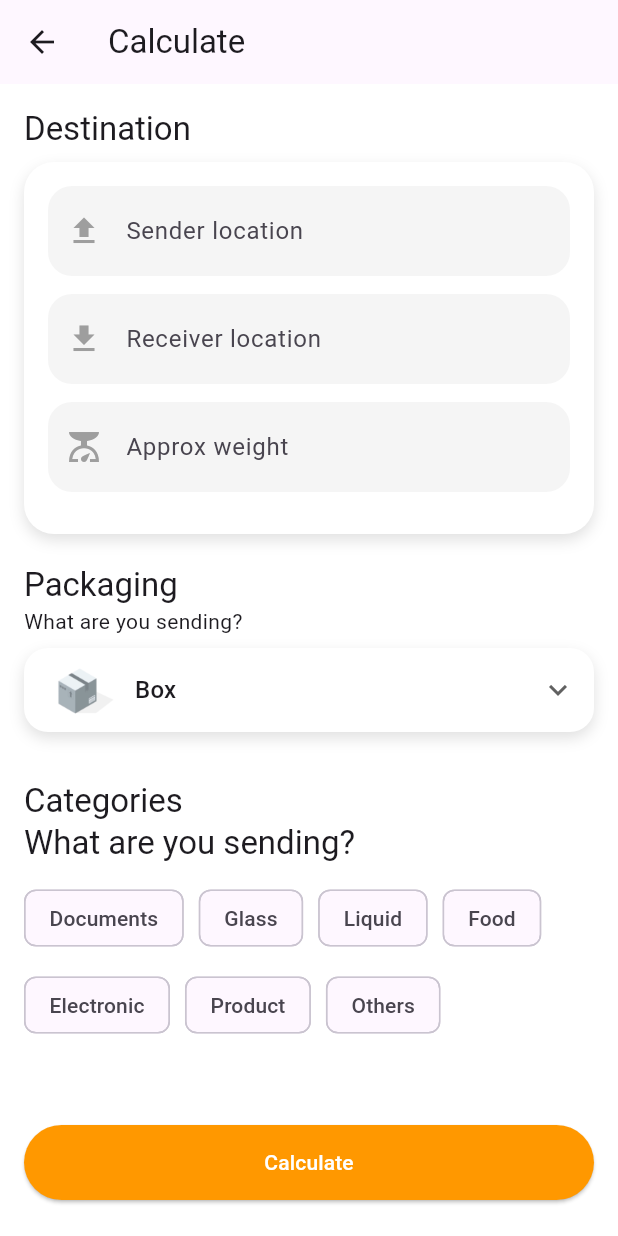
After one commit to dikascode/movemate_take_home_ass, a Flutter app: the CalculateOrderView screen opened by its route, on a phone screen of 412 x 824 dp. The commit adds this screen. Run offline on Flutter 3.47's test engine with Material 3 defaults, Android fonts, the phone set to English and light mode, and no system bars; Roboto replaces fonts that are missing (SFProDisplay).

Commit message:
feat: Calculate View

```diff
--- /dev/null
+++ b/lib/controllers/order_controller.dart
@@ -0,0 +1,9 @@
+class OrderController {
+  List<String> getCategories() {
+    return ['Documents', 'Glass', 'Liquid', 'Food', 'Electronic', 'Product', 'Others'];
+  }
+
+  List<String> getPackagingTypes() {
+    return ['Box', 'Envelope', 'Pallet'];
+  }
+}
--- a/lib/routes/app_routes.dart
+++ b/lib/routes/app_routes.dart
@@ -1,8 +1,10 @@
 import 'package:flutter/material.dart';
+import '../views/calculate_order_view.dart';
 import '../views/home_view.dart';
 import '../views/shipment_history_view.dart';
 
 final Map<String, WidgetBuilder> appRoutes = {
   '/': (context) => const HomeView(),
   '/history': (context) => ShipmentHistoryView(),
+  '/calculate': (context) => CalculateOrderView(),
 };
--- /dev/null
+++ b/lib/views/calculate_order_view.dart
@@ -0,0 +1,105 @@
+import 'package:flutter/material.dart';
+import '../controllers/order_controller.dart';
+import '../widgets/input_field.dart';
+import '../widgets/dropdown_selector.dart';
+
+class CalculateOrderView extends StatefulWidget {
+  @override
+  State<CalculateOrderView> createState() => _CalculateOrderViewState();
+}
+
+class _CalculateOrderViewState extends State<CalculateOrderView> {
+  final controller = OrderController();
+  late List<String> categories;
+  late List<String> packagingTypes;
+  String selectedPackaging = 'Box';
+
+  @override
+  void initState() {
+    super.initState();
+    categories = controller.getCategories();
+    packagingTypes = controller.getPackagingTypes();
+  }
+
+  @override
+  Widget build(BuildContext context) {
+    return Scaffold(
+      appBar: AppBar(title: const Text('Calculate')),
+      backgroundColor: Colors.white,
+      body: SingleChildScrollView(
+        padding: const EdgeInsets.all(16),
+        child: Column(
+          crossAxisAlignment: CrossAxisAlignment.start,
+          children: [
+            Text('Destination', style: Theme.of(context).textTheme.titleLarge),
+            const SizedBox(height: 8),
+            Container(
+              padding: const EdgeInsets.all(16),
+              decoration: BoxDecoration(
+                color: Colors.white,
+                borderRadius: BorderRadius.circular(20),
+                boxShadow: const [
+                  BoxShadow(
+                    color: Colors.black12,
+                    blurRadius: 8,
+                    offset: Offset(0, 4),
+                  )
+                ],
+              ),
+              child: const Column(
+                children: [
+                  InputField(hintText: 'Sender location', icon: Icons.upload),
+                  InputField(hintText: 'Receiver location', icon: Icons.download),
+                  InputField(hintText: 'Approx weight', icon: Icons.scale),
+                ],
+              ),
+            ),
+
+            const SizedBox(height: 20),
+            Text('Packaging', style: Theme.of(context).textTheme.titleLarge),
+            Text('What are you sending?', style: Theme.of(context).textTheme.bodyMedium),
+            const SizedBox(height: 8),
+            DropdownSelector(
+              items: packagingTypes,
+              selected: selectedPackaging,
+              onChanged: (value) {
+                if (value != null) {
+                  setState(() => selectedPackaging = value);
+                }
+              },
+              leadingIcon: Image.asset(
+                'assets/images/box.png',
+                height: 50,
+                width: 50,
+              ),
+            ),
+
+            const SizedBox(height: 20),
+            Text('Categories\nWhat are you sending?', style: Theme.of(context).textTheme.titleLarge),
+            const SizedBox(height: 12),
+            Wrap(
+              spacing: 10,
+              runSpacing: 10,
+              children: categories.map((cat) => Chip(label: Text(cat))).toList(),
+            ),
+            const SizedBox(height: 80),
+          ],
+        ),
+      ),
+
+      bottomNavigationBar: Padding(
+        padding: const EdgeInsets.fromLTRB(16, 0, 16, 24),
+        child: ElevatedButton(
+          onPressed: () => Navigator.pushNamed(context, '/summary'),
+          style: ElevatedButton.styleFrom(
+            backgroundColor: Colors.orange,
+            minimumSize: const Size.fromHeight(50),
+            shape: RoundedRectangleBorder(borderRadius: BorderRadius.circular(30)),
+          ),
+          child: const Text('Calculate', style: TextStyle(color: Colors.white)),
+        ),
+      ),
+    );
+  }
+
+}
--- /dev/null
+++ b/lib/widgets/dropdown_selector.dart
@@ -0,0 +1,55 @@
+import 'package:flutter/material.dart';
+
+class DropdownSelector extends StatelessWidget {
+  final List<String> items;
+  final String selected;
+  final void Function(String?)? onChanged;
+  final Widget leadingIcon;
+
+  const DropdownSelector({
+    required this.items,
+    required this.selected,
+    required this.onChanged,
+    required this.leadingIcon,
+    super.key,
+  });
+
+  @override
+  Widget build(BuildContext context) {
+    return Container(
+      margin: const EdgeInsets.only(bottom: 12),
+      padding: const EdgeInsets.symmetric(horizontal: 12, vertical: 4),
+      decoration: BoxDecoration(
+        color: Colors.white,
+        borderRadius: BorderRadius.circular(16),
+        boxShadow: const [
+          BoxShadow(
+            color: Colors.black12,
+            blurRadius: 8,
+            offset: Offset(0, 4),
+          )
+        ],
+      ),
+      child: DropdownButtonHideUnderline(
+        child: DropdownButton<String>(
+          isExpanded: true,
+          value: selected,
+          icon: const Icon(Icons.keyboard_arrow_down),
+          onChanged: onChanged,
+          items: items.map((item) {
+            return DropdownMenuItem<String>(
+              value: item,
+              child: Row(
+                children: [
+                  leadingIcon,
+                  const SizedBox(width: 12),
+                  Text(item),
+                ],
+              ),
+            );
+          }).toList(),
+        ),
+      ),
+    );
+  }
+}
--- /dev/null
+++ b/lib/widgets/input_field.dart
@@ -0,0 +1,34 @@
+import 'package:flutter/material.dart';
+
+class InputField extends StatelessWidget {
+  final String hintText;
+  final IconData icon;
+  final TextEditingController? controller;
+
+  const InputField({
+    required this.hintText,
+    required this.icon,
+    this.controller,
+    super.key,
+  });
+
+  @override
+  Widget build(BuildContext context) {
+    return Container(
+      margin: const EdgeInsets.only(bottom: 12),
+      decoration: BoxDecoration(
+        color: Colors.grey.shade100,
+        borderRadius: BorderRadius.circular(16),
+      ),
+      child: TextField(
+        controller: controller,
+        decoration: InputDecoration(
+          hintText: hintText,
+          prefixIcon: Icon(icon, color: Colors.grey),
+          border: InputBorder.none,
+          contentPadding: const EdgeInsets.symmetric(vertical: 18, horizontal: 12),
+        ),
+      ),
+    );
+  }
+}
```
